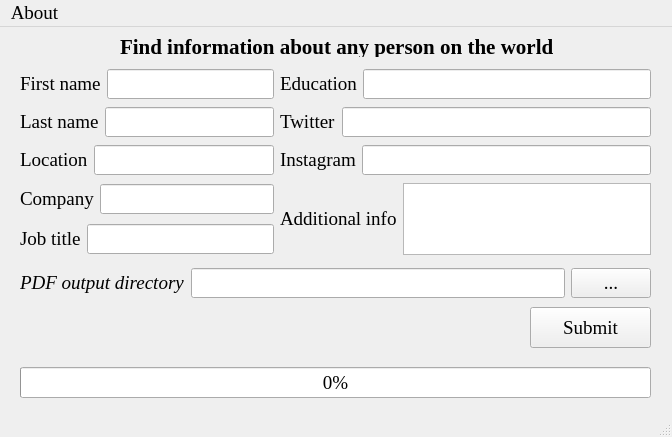
The window that app/design/ui/main.ui (andrei-polukhin/social-media-profiler) describes before a commit, drawn with Qt 5.
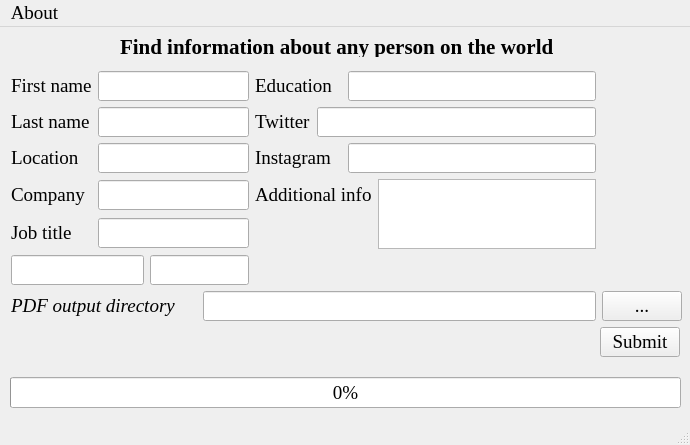
The same window after the commit.

Commit message: Created one extra field in design and fixed some flaws

Diff of the .ui file:
```diff
--- a/app/design/ui/main.ui
+++ b/app/design/ui/main.ui
@@ -6,8 +6,8 @@
    <rect>
     <x>0</x>
     <y>0</y>
-    <width>672</width>
-    <height>437</height>
+    <width>690</width>
+    <height>445</height>
    </rect>
   </property>
   <property name="font">
@@ -40,25 +40,12 @@
      <string>Find information about any person on the world</string>
     </property>
    </widget>
-   <widget class="QPushButton" name="submit_button">
-    <property name="geometry">
-     <rect>
-      <x>530</x>
-      <y>280</y>
-      <width>121</width>
-      <height>41</height>
-     </rect>
-    </property>
-    <property name="text">
-     <string>Submit</string>
-    </property>
-   </widget>
    <widget class="QProgressBar" name="app_progress_bar">
     <property name="geometry">
      <rect>
-      <x>20</x>
-      <y>340</y>
-      <width>631</width>
+      <x>10</x>
+      <y>350</y>
+      <width>671</width>
       <height>31</height>
      </rect>
     </property>
@@ -66,155 +53,123 @@
      <number>0</number>
     </property>
    </widget>
+   <widget class="QPushButton" name="submit_button">
+    <property name="geometry">
+     <rect>
+      <x>600</x>
+      <y>300</y>
+      <width>80</width>
+      <height>30</height>
+     </rect>
+    </property>
+    <property name="text">
+     <string>Submit</string>
+    </property>
+   </widget>
    <widget class="QWidget" name="layoutWidget">
     <property name="geometry">
      <rect>
-      <x>20</x>
-      <y>40</y>
-      <width>631</width>
-      <height>191</height>
+      <x>11</x>
+      <y>44</y>
+      <width>671</width>
+      <height>252</height>
      </rect>
     </property>
     <layout class="QGridLayout" name="gridLayout">
      <item row="0" column="0">
-      <layout class="QHBoxLayout" name="horizontalLayout">
-       <item>
         <widget class="QLabel" name="label">
          <property name="text">
           <string>First name</string>
          </property>
         </widget>
        </item>
-       <item>
+     <item row="0" column="1" colspan="3">
         <widget class="QLineEdit" name="first_name_field"/>
        </item>
-      </layout>
-     </item>
-     <item row="0" column="1">
-      <layout class="QHBoxLayout" name="horizontalLayout_4">
-       <item>
+     <item row="0" column="4" colspan="2">
         <widget class="QLabel" name="label_4">
          <property name="text">
           <string>Education</string>
          </property>
         </widget>
        </item>
-       <item>
+     <item row="0" column="6" colspan="2">
         <widget class="QLineEdit" name="school_field"/>
        </item>
-      </layout>
-     </item>
      <item row="1" column="0">
-      <layout class="QHBoxLayout" name="horizontalLayout_6">
-       <item>
         <widget class="QLabel" name="label_6">
          <property name="text">
           <string>Last name</string>
          </property>
         </widget>
        </item>
-       <item>
+     <item row="1" column="1" colspan="3">
         <widget class="QLineEdit" name="last_name_field"/>
        </item>
-      </layout>
-     </item>
-     <item row="1" column="1">
-      <layout class="QHBoxLayout" name="horizontalLayout_8">
-       <item>
+     <item row="1" column="4">
         <widget class="QLabel" name="label_8">
          <property name="text">
           <string>Twitter</string>
          </property>
         </widget>
        </item>
-       <item>
+     <item row="1" column="5" colspan="3">
         <widget class="QLineEdit" name="twitter_field"/>
        </item>
-      </layout>
-     </item>
      <item row="2" column="0">
-      <layout class="QHBoxLayout" name="horizontalLayout_9">
-       <item>
         <widget class="QLabel" name="label_9">
          <property name="text">
           <string>Location</string>
          </property>
         </widget>
        </item>
-       <item>
+     <item row="2" column="1" colspan="3">
         <widget class="QLineEdit" name="location_field"/>
        </item>
-      </layout>
-     </item>
-     <item row="2" column="1">
-      <layout class="QHBoxLayout" name="horizontalLayout_7">
-       <item>
+     <item row="2" column="4" colspan="2">
         <widget class="QLabel" name="label_7">
          <property name="text">
           <string>Instagram</string>
          </property>
         </widget>
        </item>
-       <item>
+     <item row="2" column="6" colspan="2">
         <widget class="QLineEdit" name="instagram_field"/>
        </item>
-      </layout>
-     </item>
      <item row="3" column="0">
-      <layout class="QHBoxLayout" name="horizontalLayout_2">
-       <item>
         <widget class="QLabel" name="label_2">
          <property name="text">
           <string>Company</string>
          </property>
         </widget>
        </item>
-       <item>
+     <item row="3" column="1" colspan="3">
         <widget class="QLineEdit" name="company_field"/>
        </item>
-      </layout>
-     </item>
-     <item row="3" column="1" rowspan="2">
-      <layout class="QHBoxLayout" name="horizontalLayout_5">
-       <item>
+     <item row="3" column="4" colspan="3">
         <widget class="QLabel" name="label_5">
          <property name="text">
           <string>Additional info</string>
          </property>
         </widget>
        </item>
-       <item>
-        <widget class="QTextEdit" name="additional_info_field"/>
-       </item>
-      </layout>
-     </item>
      <item row="4" column="0">
-      <layout class="QHBoxLayout" name="horizontalLayout_3">
-       <item>
         <widget class="QLabel" name="label_3">
          <property name="text">
           <string>Job title</string>
          </property>
         </widget>
        </item>
-       <item>
+     <item row="4" column="1" colspan="3">
         <widget class="QLineEdit" name="job_title_field"/>
        </item>
-      </layout>
+     <item row="5" column="0" colspan="2">
+      <widget class="QLineEdit" name="extra_field_name"/>
      </item>
-    </layout>
-   </widget>
-   <widget class="QWidget" name="layoutWidget">
-    <property name="geometry">
-     <rect>
-      <x>20</x>
-      <y>240</y>
-      <width>631</width>
-      <height>32</height>
-     </rect>
-    </property>
-    <layout class="QHBoxLayout" name="horizontalLayout_10">
-     <item>
+     <item row="5" column="2" colspan="2">
+      <widget class="QLineEdit" name="extra_field_input"/>
+     </item>
+     <item row="6" column="0" colspan="3">
       <widget class="QLabel" name="label_10">
        <property name="font">
         <font>
@@ -226,16 +181,19 @@
        </property>
       </widget>
      </item>
-     <item>
-      <widget class="QLineEdit" name="directory_text"/>
-     </item>
-     <item>
+     <item row="6" column="8">
       <widget class="QPushButton" name="select_directory">
        <property name="text">
         <string>...</string>
        </property>
       </widget>
      </item>
+     <item row="6" column="3" colspan="5">
+      <widget class="QLineEdit" name="directory_text"/>
+     </item>
+     <item row="3" column="7" rowspan="2">
+      <widget class="QTextEdit" name="additional_info_field"/>
+     </item>
     </layout>
    </widget>
   </widget>
@@ -244,7 +202,7 @@
     <rect>
      <x>0</x>
      <y>0</y>
-     <width>672</width>
+     <width>690</width>
      <height>27</height>
     </rect>
    </property>
```
Lines whose indentation alone changed are shown as unchanged. The commit also changes 8 other files.
